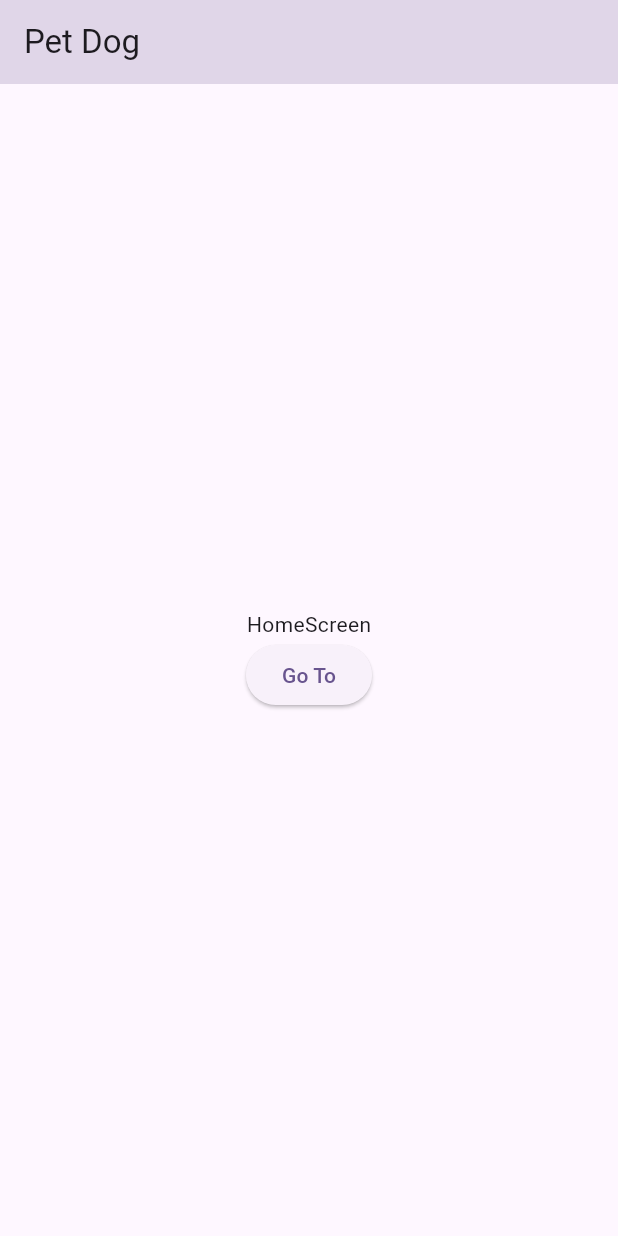
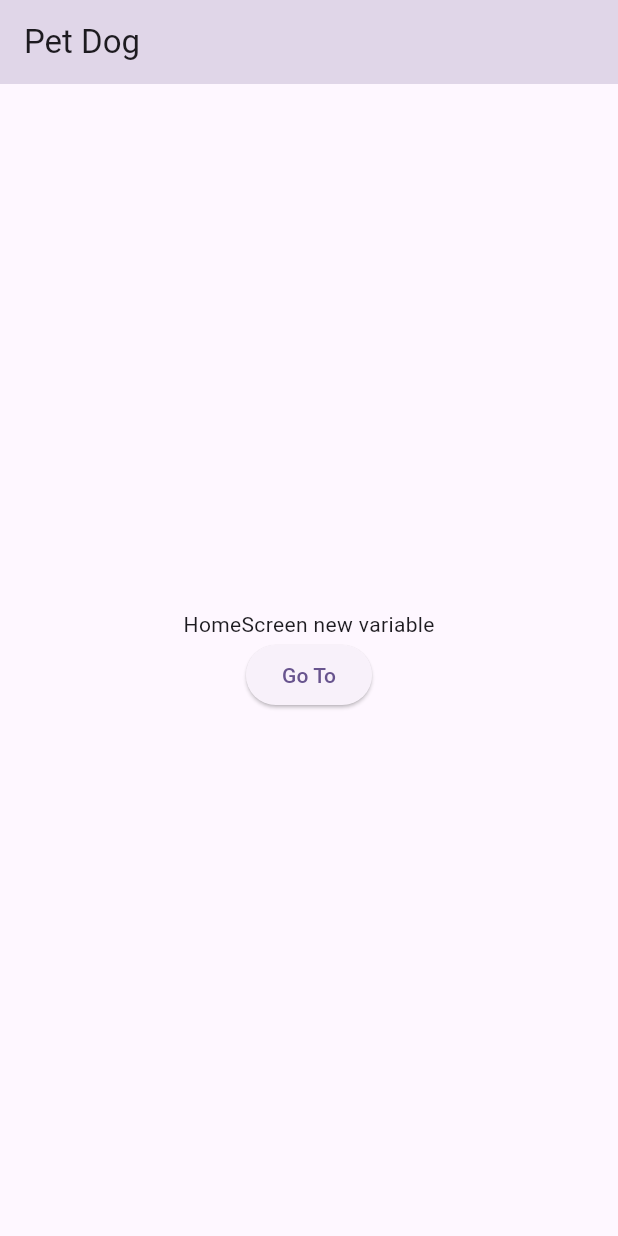
Before and after one commit to AleksandrDeveloper/pet_dog, a Flutter app: the screen it shows after launch, on a phone screen of 412 x 824 dp. Run offline on Flutter 3.47's test engine with Material 2 defaults, Android fonts, the phone set to English and light mode, and no system bars; our stand-ins replace bloc, flutter_bloc, freezed_annotation, get_it, go_router, injectable.

Commit message:
test reset 1

```diff
--- a/lib/screens/home_screen/home_screen.dart
+++ b/lib/screens/home_screen/home_screen.dart
@@ -20,8 +20,8 @@ class _HomeScreenState extends State<HomeScreen> {
       body: Column(
         mainAxisAlignment: MainAxisAlignment.center,
         children: [
-          Center(
-            child: Text('HomeScreen'),
+         const Center(
+            child: Text('HomeScreen new variable'),
           ),
           ElevatedButton(
               onPressed: () {
```
